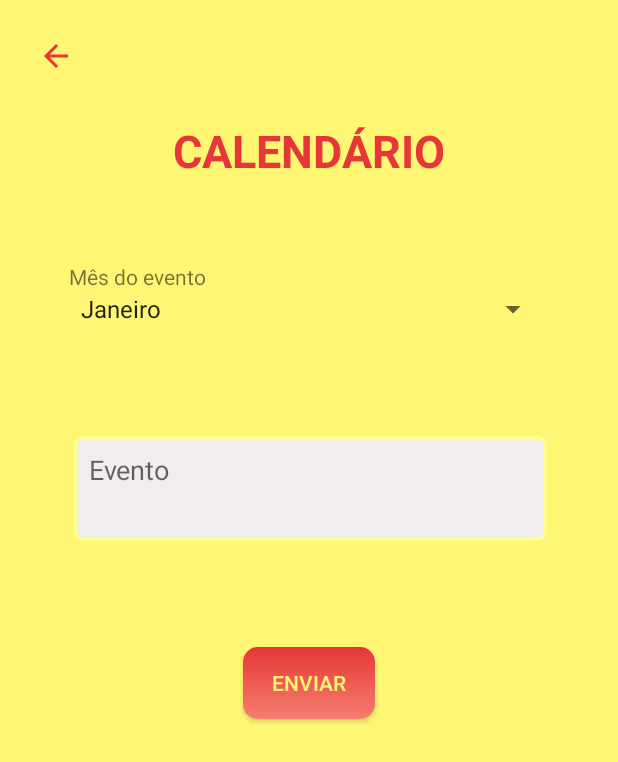
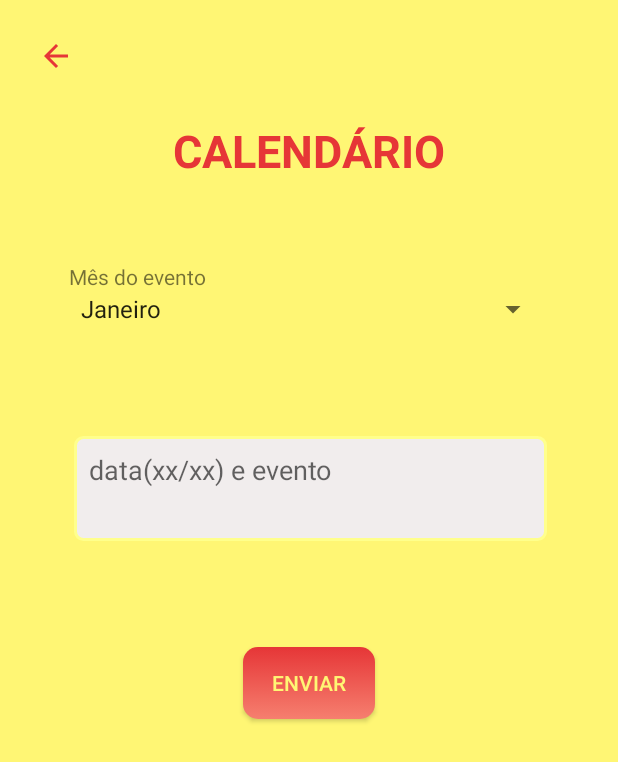
Before and after one commit to CristianeMaragno/PD2-DiretoriaApp, an Android app: the CalendarioActivity screen opened directly, with no data from a screen before it, on a phone screen of 412 x 824 dp. Shown: the top 762 px of the screen. Run offline under Robolectric (Android 15) with nearby library versions, the phone set to English and light mode, and no system bars; our stand-ins replace Firebase (no records; nobody signed in at launch, a user with empty details on screens opened directly).

```diff
--- a/app/src/main/res/layout/activity_calendario.xml
+++ b/app/src/main/res/layout/activity_calendario.xml
@@ -57,7 +57,7 @@
         android:background="@drawable/edit_text_background"
         android:ems="10"
         android:gravity="start|top"
-        android:hint="Evento"
+        android:hint="data(xx/xx) e evento"
         android:inputType="textMultiLine"
         android:paddingLeft="10dp"
         android:paddingTop="10dp"
```
Also changed, not shown: app/src/main/java/com/cristianerm/pd2diretoria/CalendarioActivity.java (+7 -4 lines).
